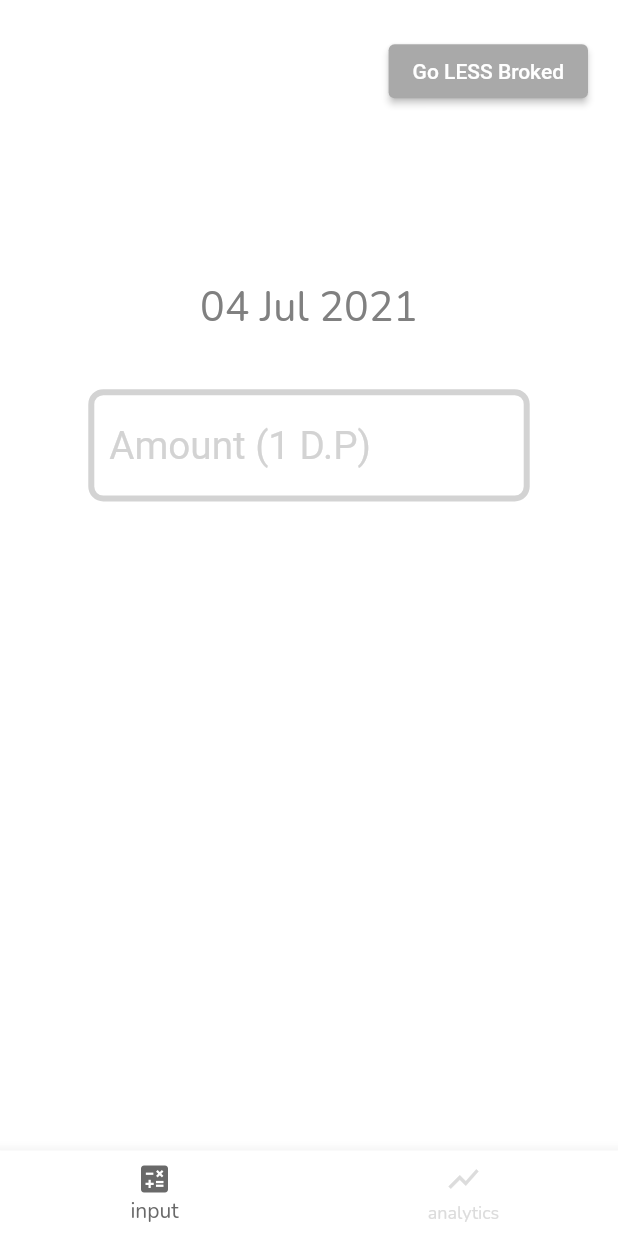
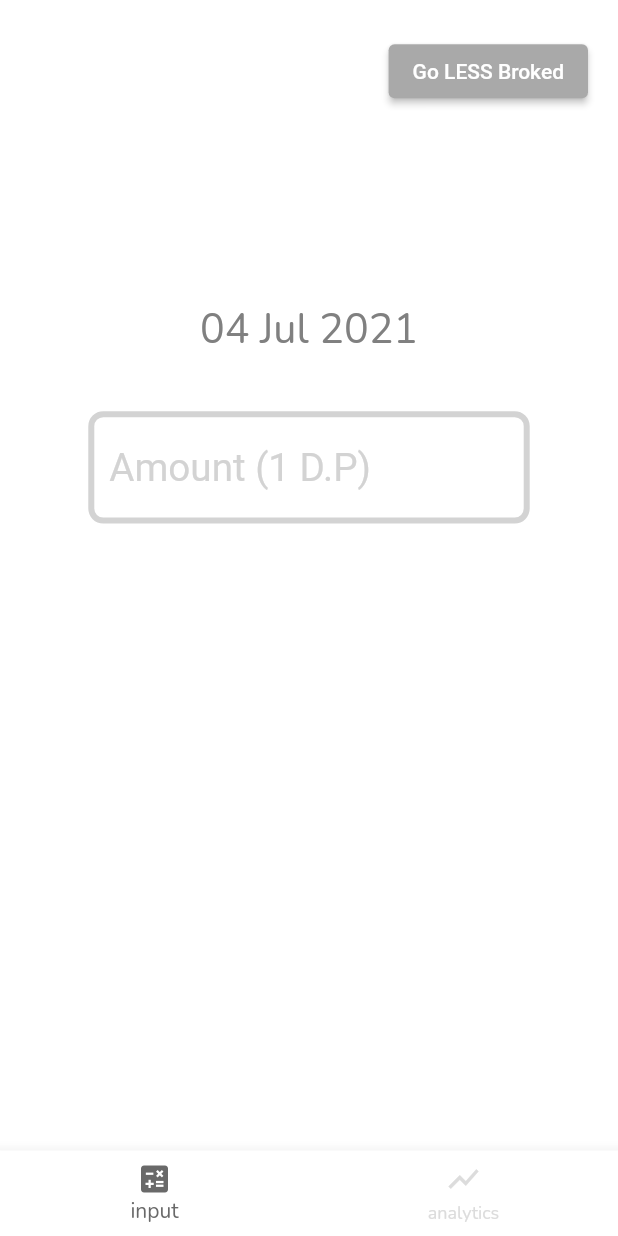
Before and after one commit to phantomcorn/Broked, a Flutter app: the screen it shows after launch, on a phone screen of 412 x 824 dp. Run offline on Flutter 3.47's test engine with Material 2 defaults, Android fonts, the phone set to English and light mode, and no system bars; our stand-ins replace audioplayers, fl_chart, flutter_datetime_picker, google_fonts, sqflite; missing offline and left inert: animated_button; accounts and stored records are empty.

Commit message:
change scaling constant value for Container of datePicker and blank space in main page

```diff
--- a/lib/main.dart
+++ b/lib/main.dart
@@ -268,7 +268,7 @@ class _BrokeMain extends State<BrokeMain> with SingleTickerProviderStateMixin {
             children: <Widget> [
               Container(
                 height: height / 15,
-                margin: EdgeInsets.fromLTRB(20, 20, 20, height / 8),
+                margin: EdgeInsets.fromLTRB(20, 20, 20, height / 7),
                 child : Row(
                   children: [
                     Spacer(),
@@ -278,7 +278,7 @@ class _BrokeMain extends State<BrokeMain> with SingleTickerProviderStateMixin {
                 )
               ),
               Container(
-                width: MediaQuery.of(context).size.width / 2.5,
+                width: MediaQuery.of(context).size.width / 2.2,
                 height : height / 16,
                 child : datePicker()
               ),
```
